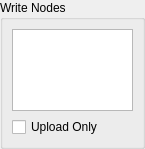
The window that conductor/resources/nuke.ui (AtomicConductor/conductor_client) describes before a commit, drawn with Qt 5.
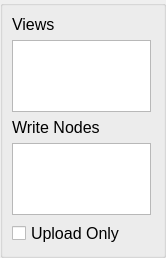
The same window after the commit.

Commit message: support for nuke views

The edit to the form file:
```diff
--- a/conductor/resources/nuke.ui
+++ b/conductor/resources/nuke.ui
@@ -6,8 +6,8 @@
    <rect>
     <x>0</x>
     <y>0</y>
-    <width>145</width>
-    <height>149</height>
+    <width>166</width>
+    <height>258</height>
    </rect>
   </property>
   <layout class="QVBoxLayout" name="verticalLayout">
@@ -17,9 +17,57 @@
    <item>
     <widget class="QGroupBox" name="ui_write_nodes_grpbx">
      <property name="title">
-      <string>Write Nodes</string>
+      <string/>
      </property>
      <layout class="QVBoxLayout" name="verticalLayout_2">
+      <property name="spacing">
+       <number>-1</number>
+      </property>
+      <property name="rightMargin">
+       <number>12</number>
+      </property>
+      <item>
+       <widget class="QLabel" name="label_2">
+        <property name="font">
+         <font>
+          <pointsize>12</pointsize>
+         </font>
+        </property>
+        <property name="text">
+         <string>Views</string>
+        </property>
+       </widget>
+      </item>
+      <item>
+       <widget class="QTreeWidget" name="ui_views_trwgt">
+        <property name="selectionMode">
+         <enum>QAbstractItemView::ExtendedSelection</enum>
+        </property>
+        <property name="indentation">
+         <number>0</number>
+        </property>
+        <property name="headerHidden">
+         <bool>true</bool>
+        </property>
+        <column>
+         <property name="text">
+          <string notr="true">1</string>
+         </property>
+        </column>
+       </widget>
+      </item>
+      <item>
+       <widget class="QLabel" name="label">
+        <property name="font">
+         <font>
+          <pointsize>12</pointsize>
+         </font>
+        </property>
+        <property name="text">
+         <string>Write Nodes</string>
+        </property>
+       </widget>
+      </item>
       <item>
        <widget class="QTreeWidget" name="ui_write_nodes_trwgt">
         <property name="selectionMode">
@@ -40,6 +88,11 @@
       </item>
       <item>
        <widget class="QCheckBox" name="ui_upload_only">
+        <property name="font">
+         <font>
+          <pointsize>12</pointsize>
+         </font>
+        </property>
         <property name="toolTip">
          <string>Only upload dependencies. Don't submit render job</string>
         </property>
```
The commit also changes 2 other files.
